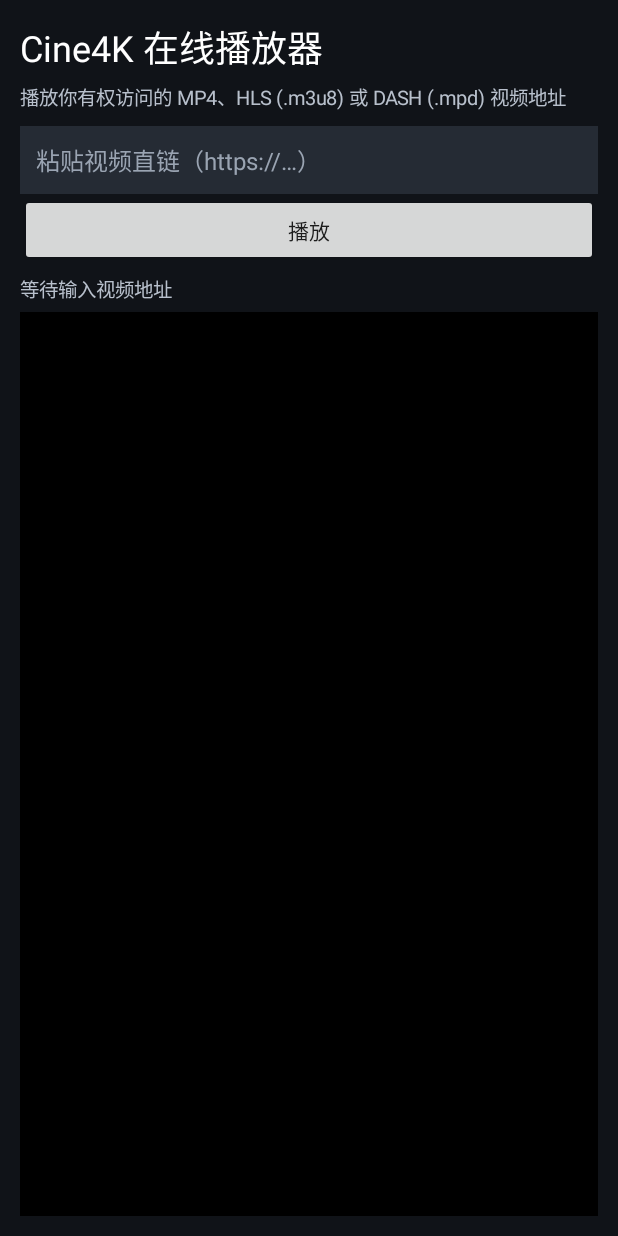
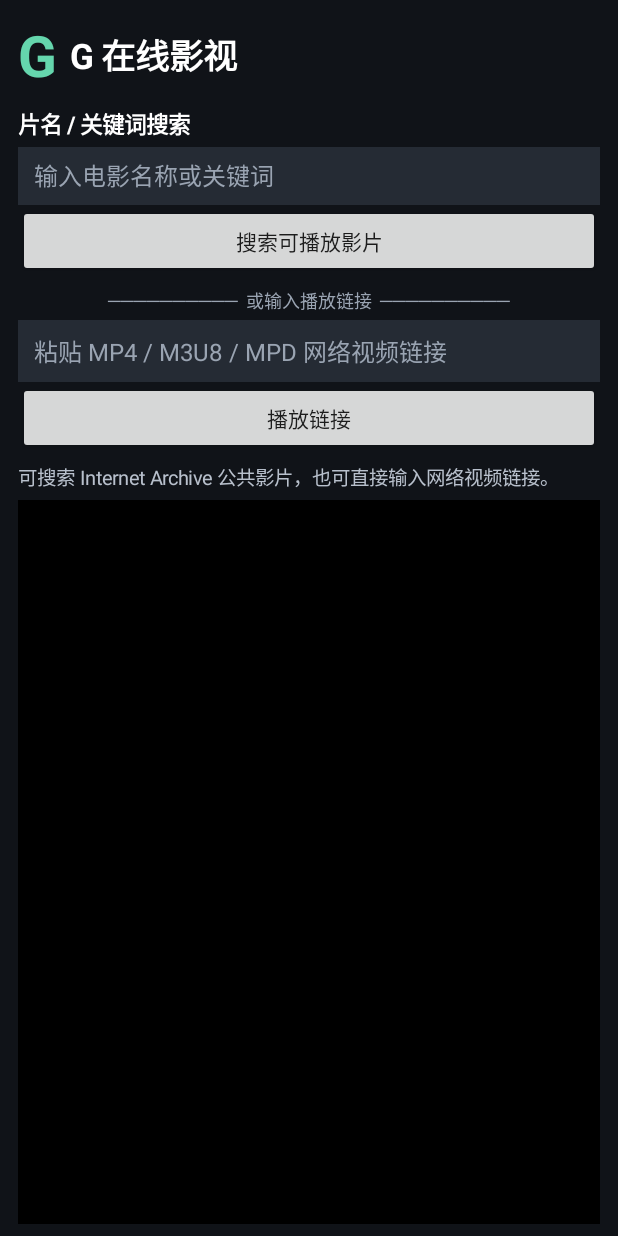
Before and after one commit to chguuuuub/Film-online, an Android app: the screen it shows after launch (MainActivity), on a phone screen of 412 x 824 dp. Run offline under Robolectric (Android 15) with nearby library versions, the phone set to English and light mode, and no system bars.

Commit message:
Add movie title search and network link playback

```diff
--- a/app/src/main/java/com/cine/player/MainActivity.kt
+++ b/app/src/main/java/com/cine/player/MainActivity.kt
@@ -2,11 +2,13 @@ package com.cine.player
 
 import android.net.Uri
 import android.os.Bundle
+import android.view.Gravity
 import android.view.ViewGroup
 import android.view.inputmethod.EditorInfo
 import android.widget.Button
 import android.widget.EditText
 import android.widget.LinearLayout
+import android.widget.ScrollView
 import android.widget.TextView
 import androidx.appcompat.app.AppCompatActivity
 import androidx.media3.common.MediaItem
@@ -14,12 +16,20 @@ import androidx.media3.common.PlaybackException
 import androidx.media3.common.Player
 import androidx.media3.exoplayer.ExoPlayer
 import androidx.media3.ui.PlayerView
+import org.json.JSONObject
+import java.net.HttpURLConnection
+import java.net.URLEncoder
+import java.net.URL
+import java.util.concurrent.Executors
 
 class MainActivity : AppCompatActivity() {
     private var player: ExoPlayer? = null
     private lateinit var playerView: PlayerView
     private lateinit var urlInput: EditText
+    private lateinit var searchInput: EditText
     private lateinit var statusView: TextView
+    private lateinit var resultsBox: LinearLayout
+    private val executor = Executors.newSingleThreadExecutor()
 
     override fun onCreate(savedInstanceState: Bundle?) {
         super.onCreate(savedInstanceState)
@@ -29,119 +39,187 @@ class MainActivity : AppCompatActivity() {
     private fun buildScreen() {
         val root = LinearLayout(this).apply {
             orientation = LinearLayout.VERTICAL
-            setPadding(20, 20, 20, 20)
+            setPadding(18, 16, 18, 12)
             setBackgroundColor(0xFF101318.toInt())
         }
-
+        val header = LinearLayout(this).apply { orientation = LinearLayout.HORIZONTAL; gravity = Gravity.CENTER_VERTICAL }
+        val brand = TextView(this).apply {
+            text = "G"; textSize = 38f; setTypeface(null, android.graphics.Typeface.BOLD)
+            setTextColor(0xFF65D6AD.toInt()); setPadding(0, 0, 12, 0)
+        }
+        header.addView(brand, LinearLayout.LayoutParams(52, ViewGroup.LayoutParams.WRAP_CONTENT))
         val title = TextView(this).apply {
-            text = "Cine4K 在线播放器"
-            textSize = 24f
+            text = "G 在线影视"; textSize = 23f; setTypeface(null, android.graphics.Typeface.BOLD)
             setTextColor(0xFFFFFFFF.toInt())
         }
-        root.addView(title, matchWrap())
+        header.addView(title, matchWrap())
+        root.addView(header, matchWrap())
 
-        val subtitle = TextView(this).apply {
-            text = "播放你有权访问的 MP4、HLS (.m3u8) 或 DASH (.mpd) 视频地址"
-            textSize = 13f
-            setTextColor(0xFFB8C0CC.toInt())
-            setPadding(0, 8, 0, 14)
+        root.addView(sectionLabel("片名 / 关键词搜索"), matchWrap())
+        searchInput = makeInput("输入电影名称或关键词")
+        searchInput.imeOptions = EditorInfo.IME_ACTION_SEARCH
+        root.addView(searchInput, LinearLayout.LayoutParams(ViewGroup.LayoutParams.MATCH_PARENT, 58))
+        root.addView(Button(this).apply {
+            text = "搜索可播放影片"; setOnClickListener { searchArchive() }
+        }, matchWrap())
+
+        resultsBox = LinearLayout(this).apply { orientation = LinearLayout.VERTICAL }
+        root.addView(resultsBox, matchWrap())
+
+        root.addView(TextView(this).apply {
+            text = "──────────  或输入播放链接  ──────────"; textSize = 12f
+            gravity = Gravity.CENTER; setTextColor(0xFF9AA4B2.toInt()); setPadding(0, 10, 0, 6)
+        }, matchWrap())
+        urlInput = makeInput("粘贴 MP4 / M3U8 / MPD 网络视频链接")
+        urlInput.imeOptions = EditorInfo.IME_ACTION_GO
+        urlInput.setOnEditorActionListener { _, actionId, _ ->
+            if (actionId == EditorInfo.IME_ACTION_GO) { playUrl(); true } else false
         }
-        root.addView(subtitle, matchWrap())
-
-        urlInput = EditText(this).apply {
-            hint = "粘贴视频直链（https://…）"
-            setSingleLine(true)
-            inputType = android.text.InputType.TYPE_CLASS_TEXT or android.text.InputType.TYPE_TEXT_VARIATION_URI
-            imeOptions = EditorInfo.IME_ACTION_GO
-            setTextColor(0xFFFFFFFF.toInt())
-            setHintTextColor(0xFF9AA4B2.toInt())
-            setPadding(16, 14, 16, 14)
-            textSize = 16f
-            minHeight = 64
-            gravity = android.view.Gravity.CENTER_VERTICAL
-            setBackgroundColor(0xFF252B34.toInt())
-            setOnEditorActionListener { _, actionId, _ ->
-                if (actionId == EditorInfo.IME_ACTION_GO) {
-                    playUrl()
-                    true
-                } else false
-            }
-        }
-        root.addView(urlInput, LinearLayout.LayoutParams(ViewGroup.LayoutParams.MATCH_PARENT, 68))
-
-        val playButton = Button(this).apply {
-            text = "播放"
-            setOnClickListener { playUrl() }
-        }
-        root.addView(playButton, matchWrap())
+        root.addView(urlInput, LinearLayout.LayoutParams(ViewGroup.LayoutParams.MATCH_PARENT, 62))
+        root.addView(Button(this).apply {
+            text = "播放链接"; setOnClickListener { playUrl() }
+        }, matchWrap())
 
         statusView = TextView(this).apply {
-            text = "等待输入视频地址"
-            textSize = 13f
-            setTextColor(0xFFB8C0CC.toInt())
-            setPadding(0, 8, 0, 8)
+            text = "可搜索 Internet Archive 公共影片，也可直接输入网络视频链接。"
+            textSize = 13f; setTextColor(0xFFB8C0CC.toInt()); setPadding(0, 8, 0, 8)
         }
         root.addView(statusView, matchWrap())
-
         playerView = PlayerView(this).apply {
             useController = true
             setShowBuffering(PlayerView.SHOW_BUFFERING_WHEN_PLAYING)
         }
-        root.addView(
-            playerView,
-            LinearLayout.LayoutParams(ViewGroup.LayoutParams.MATCH_PARENT, 0, 1f)
-        )
-        setContentView(root)
+        root.addView(playerView, LinearLayout.LayoutParams(ViewGroup.LayoutParams.MATCH_PARENT, 0, 1f))
+        setContentView(ScrollView(this).apply { isFillViewport = true; addView(root) })
+    }
+
+    private fun sectionLabel(value: String) = TextView(this).apply {
+        text = value; textSize = 15f; setTypeface(null, android.graphics.Typeface.BOLD)
+        setTextColor(0xFFFFFFFF.toInt()); setPadding(0, 14, 0, 6)
+    }
+
+    private fun makeInput(hintText: String) = EditText(this).apply {
+        hint = hintText; setSingleLine(true)
+        inputType = android.text.InputType.TYPE_CLASS_TEXT or android.text.InputType.TYPE_TEXT_VARIATION_URI
+        setTextColor(0xFFFFFFFF.toInt()); setHintTextColor(0xFF9AA4B2.toInt())
+        setPadding(16, 12, 16, 12); textSize = 16f; minHeight = 58
+        gravity = Gravity.CENTER_VERTICAL; setBackgroundColor(0xFF252B34.toInt())
+    }
+
+    private fun searchArchive() {
+        val query = searchInput.text.toString().trim()
+        if (query.isBlank()) { statusView.text = "请先输入片名或关键词"; return }
+        resultsBox.removeAllViews()
+        statusView.text = "正在搜索公开影片，并检查视频文件…"
+        executor.execute {
+            try {
+                val playable = findPlayableArchiveItems(query)
+                runOnUiThread {
+                    resultsBox.removeAllViews()
+                    if (playable.isEmpty()) {
+                        statusView.text = "没有找到通过初步链接检测的影片。可换关键词，或直接输入视频链接。"
+                    } else {
+                        statusView.text = "找到 " + playable.size + " 个可尝试播放的公开影片，点击条目开始播放。"
+                        playable.forEach { item ->
+                            resultsBox.addView(Button(this).apply {
+                                text = item.first; isAllCaps = false
+                                setOnClickListener { urlInput.setText(item.second); playUrl() }
+                            }, matchWrap())
+                        }
+                    }
+                }
+            } catch (e: Exception) {
+                runOnUiThread { statusView.text = "搜索失败：网络连接异常或服务暂不可用。请稍后重试。" }
+            }
+        }
+    }
+
+    private fun findPlayableArchiveItems(query: String): List<Pair<String, String>> {
+        val q = "title:($query) AND mediatype:movies"
+        val encoded = URLEncoder.encode(q, "UTF-8")
+        val searchUrl = "https://archive.org/advancedsearch.php?q=$encoded&fl%5B%5D=identifier&fl%5B%5D=title&rows=10&page=1&output=json"
+        val docs = JSONObject(httpGet(searchUrl)).getJSONObject("response").getJSONArray("docs")
+        val found = mutableListOf<Pair<String, String>>()
+        for (i in 0 until docs.length()) {
+            if (found.size >= 6) break
+            val doc = docs.getJSONObject(i)
+            val identifier = doc.optString("identifier")
+            val title = doc.optString("title", identifier)
+            if (identifier.isBlank()) continue
+            try {
+                val metadata = JSONObject(httpGet("https://archive.org/metadata/$identifier"))
+                val files = metadata.optJSONArray("files") ?: continue
+                for (j in 0 until files.length()) {
+                    val file = files.optJSONObject(j) ?: continue
+                    val name = file.optString("name")
+                    val format = file.optString("format")
+                    if (!name.lowercase().endsWith(".mp4") &&
+                        !format.contains("MPEG4", true) && !format.contains("h.264", true)) continue
+                    if (name.isBlank() || name.contains("__ia_thumb")) continue
+                    val encodedName = name.split("/").joinToString("/") {
+                        URLEncoder.encode(it, "UTF-8").replace("+", "%20")
+                    }
+                    val videoUrl = "https://archive.org/download/$identifier/$encodedName"
+                    if (isUrlReachable(videoUrl)) { found.add(title to videoUrl); break }
+                }
+            } catch (_: Exception) { /* Skip unavailable records. */ }
+        }
+        return found
+    }
+
+    private fun httpGet(address: String): String {
+        val connection = URL(address).openConnection() as HttpURLConnection
+        connection.connectTimeout = 10000; connection.readTimeout = 12000
+        connection.setRequestProperty("User-Agent", "GOnlinePlayer/1.0")
+        return try { connection.inputStream.bufferedReader().use { it.readText() } }
+        finally { connection.disconnect() }
+    }
+
+    private fun isUrlReachable(address: String): Boolean {
+        val connection = URL(address).openConnection() as HttpURLConnection
+        connection.connectTimeout = 7000; connection.readTimeout = 7000
+        connection.instanceFollowRedirects = true
+        connection.requestMethod = "GET"
+        connection.setRequestProperty("Range", "bytes=0-0")
+        connection.setRequestProperty("User-Agent", "GOnlinePlayer/1.0")
+        return try { connection.responseCode in 200..299 } finally { connection.disconnect() }
     }
 
     private fun playUrl() {
         val raw = urlInput.text.toString().trim()
         val uri = runCatching { Uri.parse(raw) }.getOrNull()
         if (raw.isBlank() || uri == null || (uri.scheme != "https" && uri.scheme != "http") || uri.host.isNullOrBlank()) {
-            statusView.text = "地址无效：请输入完整的 http/https 视频直链"
-            return
+            statusView.text = "地址无效：请输入完整的 http/https 视频直链"; return
         }
-
         statusView.text = "正在连接视频源…"
         val exoPlayer = player ?: ExoPlayer.Builder(this).build().also { created ->
             created.addListener(object : Player.Listener {
                 override fun onPlaybackStateChanged(playbackState: Int) {
                     statusView.text = when (playbackState) {
                         Player.STATE_BUFFERING -> "正在缓冲…"
-                        Player.STATE_READY -> if (created.isPlaying) "正在播放" else "已就绪，按播放键开始"
+                        Player.STATE_READY -> if (created.isPlaying) "正在播放" else "已就绪"
                         Player.STATE_ENDED -> "播放结束"
                         Player.STATE_IDLE -> "播放器待机"
                         else -> statusView.text
                     }
                 }
-
                 override fun onPlayerError(error: PlaybackException) {
-                    statusView.text = "播放失败：视频地址不可用、格式不支持或服务器限制了访问"
+                    statusView.text = "播放失败：源可能失效、格式不支持或服务器有限制。可尝试其他结果。"
                 }
             })
-            player = created
-            playerView.player = created
+            player = created; playerView.player = created
         }
-
-        exoPlayer.setMediaItem(MediaItem.fromUri(uri))
-        exoPlayer.prepare()
-        exoPlayer.playWhenReady = true
+        exoPlayer.setMediaItem(MediaItem.fromUri(uri)); exoPlayer.prepare(); exoPlayer.playWhenReady = true
     }
 
     private fun matchWrap() = LinearLayout.LayoutParams(
-        ViewGroup.LayoutParams.MATCH_PARENT,
-        ViewGroup.LayoutParams.WRAP_CONTENT
+        ViewGroup.LayoutParams.MATCH_PARENT, ViewGroup.LayoutParams.WRAP_CONTENT
     )
 
-    override fun onStop() {
-        super.onStop()
-        player?.pause()
-    }
+    override fun onStop() { super.onStop(); player?.pause() }
 
     override fun onDestroy() {
-        playerView.player = null
-        player?.release()
-        player = null
-        super.onDestroy()
+        playerView.player = null; player?.release(); player = null
+        executor.shutdownNow(); super.onDestroy()
     }
 }
```
